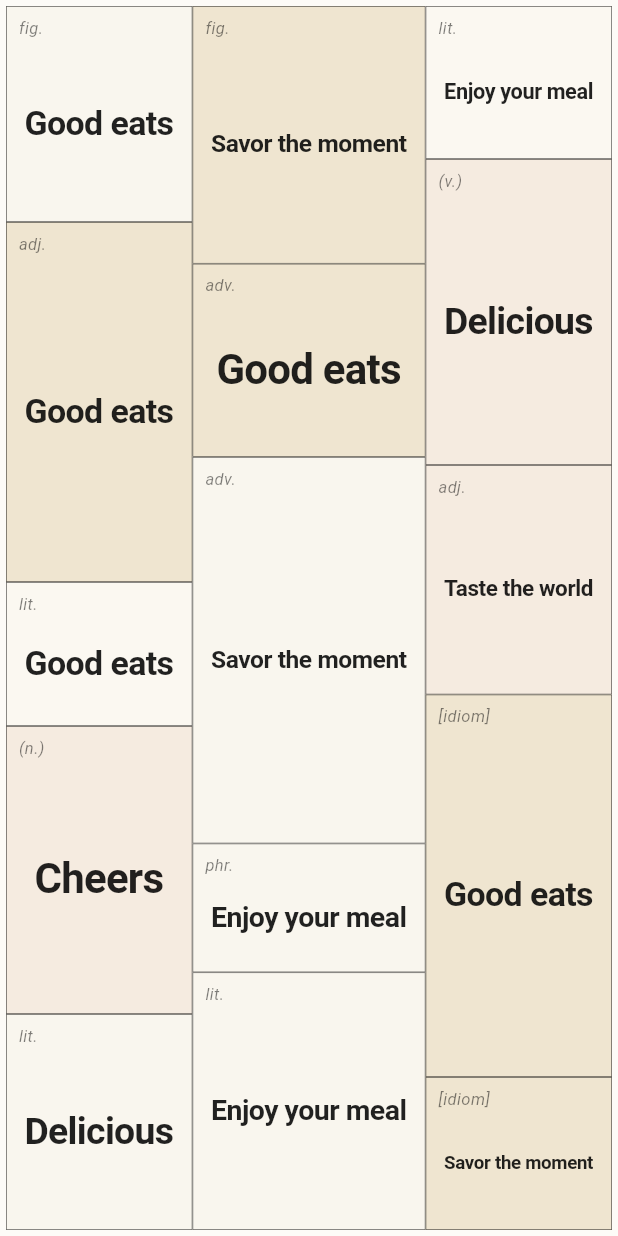
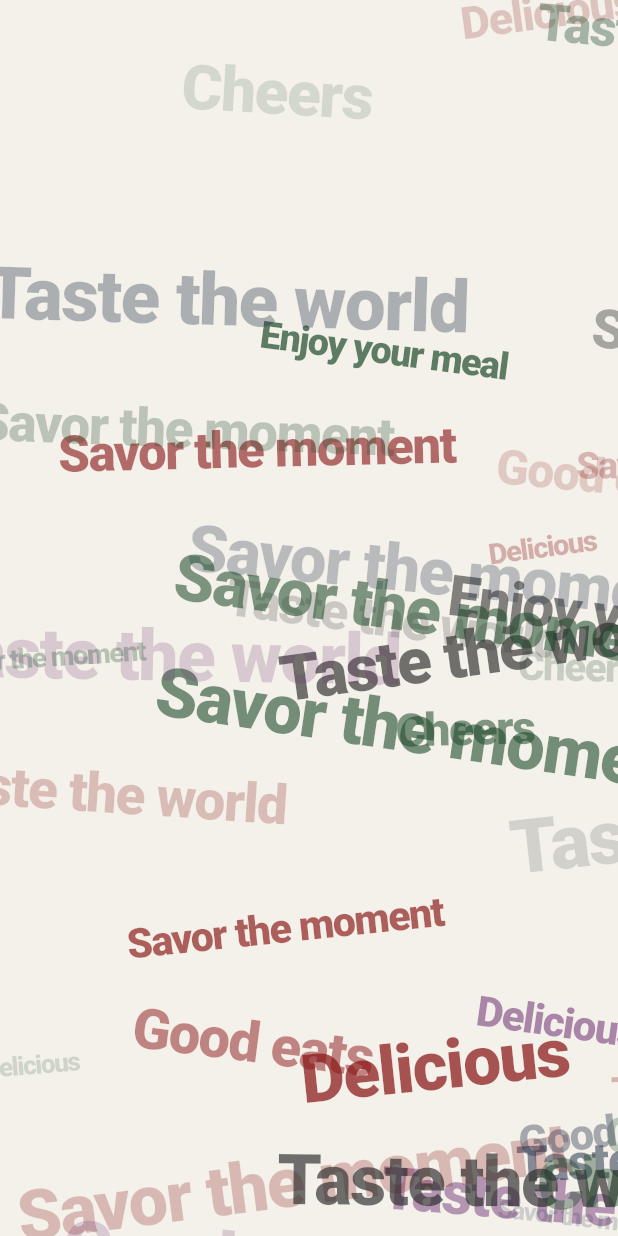
Before and after one commit to barbellappsnyc/nyc-eats-app, a Flutter app: the LanguageCollageBackground widget shown alone on an empty page, opened directly with empty values, on a phone screen of 412 x 824 dp. Run offline on Flutter 3.47's test engine with Material 3 defaults, Android fonts, the phone set to English and light mode, and no system bars; our stand-ins replace audioplayers, cached_network_image, connectivity_plus, flutter_map, geolocator, image_picker and 7 more; missing offline and left inert: flutter_map_marker_cluster, gal, purchases_flutter; accounts and stored records are empty; network calls fail; Roboto replaces fonts that are missing (Times New Roman); project files that could hold a hidden picture were left out.

Commit message:
feat: some bugs squashed

```diff
--- a/lib/widgets/backgrounds/language_collage_background.dart
+++ b/lib/widgets/backgrounds/language_collage_background.dart
@@ -2,11 +2,15 @@ import 'package:flutter/material.dart';
 import 'package:nyc_eats/config/cuisine_constants.dart';
 import 'dart:math';
 
-// 👈 CHANGED: Now a simple StatelessWidget!
 class LanguageCollageBackground extends StatelessWidget {
   final String cuisine;
-  final String currentFont; // 👈 NEW: Accepts the font from the parent screen
-  const LanguageCollageBackground({super.key, required this.cuisine, required this.currentFont});
+  final String currentFont;
+
+  const LanguageCollageBackground({
+    super.key,
+    required this.cuisine,
+    required this.currentFont,
+  });
 
   List<String> _getPhrases() {
     final String searchTarget = cuisine.toLowerCase();
@@ -21,80 +25,71 @@ class LanguageCollageBackground extends StatelessWidget {
   @override
   Widget build(BuildContext context) {
     final List<String> phrases = _getPhrases();
-    final Random rnd = Random(42);
 
-    final List<Color> paperColors = [
-      const Color(0xFFFBF8F1), const Color(0xFFF4ECD8), const Color(0xFFEFE5D0),
-      const Color(0xFFF9F6EE), const Color(0xFFF5EBE0),
+    // We seed the randomizer with the cuisine's name.
+    // This ensures the chaos looks completely organic, but doesn't frantically
+    // reshuffle every single time the user drags the passport card.
+    final Random rnd = Random(cuisine.hashCode);
+
+    // 🎨 The Passport Ink Palette
+    final List<Color> inkColors = [
+      const Color(0xFF1A2A42), // Faded Indigo / Customs Blue
+      const Color(0xFF8B1A1A), // Deep Crimson / Entry Stamp Red
+      const Color(0xFF1F4A2C), // Forest Green / Exit Stamp
+      const Color(0xFF2B2B2B), // Charcoal / Heavy Black Ink
+      const Color(0xFF6A2C70), // Faded Plum
     ];
 
-    final List<String> metaTags = [
-      '(n.)', '(v.)', 'adj.', 'adv.', 'expr.',
-      '[idiom]', 'fig.', 'lit.', '1.', '2.', 'phr.'
-    ];
+    return Container(
+      color: const Color(0xFFF4F1EA), // Textured cream passport paper
+      child: LayoutBuilder(
+        builder: (context, constraints) {
+          final List<Widget> stamps = [];
 
-    Widget buildDictionaryBlock(int flex) {
-      final String phrase = phrases[rnd.nextInt(phrases.length)];
-      final Color bgColor = paperColors[rnd.nextInt(paperColors.length)];
-      final String metaTag = metaTags[rnd.nextInt(metaTags.length)];
+          // 🖨️ Fire 45 random stamps across the canvas
+          for (int i = 0; i < 45; i++) {
+            final String phrase = phrases[rnd.nextInt(phrases.length)];
+            final Color inkColor = inkColors[rnd.nextInt(inkColors.length)];
 
-      return Expanded(
-        flex: flex,
-        child: Container(
-          width: double.infinity,
-          decoration: BoxDecoration(
-            color: bgColor,
-            border: Border.all(color: Colors.black.withOpacity(0.6), width: 0.5),
-          ),
-          child: Stack(
-            children: [
+            // Randomize the aesthetic of the stamp
+            final double fontSize = rnd.nextDouble() * 36 + 16; // Sizes from 16 to 52
+            final double opacity = rnd.nextDouble() * 0.6 + 0.15; // Opacity from 15% (faded) to 75% (fresh)
+            final double angle = (rnd.nextDouble() * 0.3) - 0.15; // Slight tilt between -8.5 and +8.5 degrees
+
+            // Randomize the coordinates (allowing them to bleed off the edges of the screen)
+            final double leftPos = rnd.nextDouble() * (constraints.maxWidth + 100) - 50;
+            final double topPos = rnd.nextDouble() * (constraints.maxHeight + 100) - 50;
+
+            stamps.add(
               Positioned(
-                top: 6, left: 8,
-                child: Text(
-                  metaTag,
-                  style: TextStyle(fontFamily: 'Times New Roman', fontSize: 11, fontStyle: FontStyle.italic, color: Colors.black.withOpacity(0.5)),
-                ),
-              ),
-              Padding(
-                padding: const EdgeInsets.only(top: 24, bottom: 12, left: 12, right: 12),
-                child: Center(
-                  child: FittedBox(
-                    fit: BoxFit.scaleDown,
+                left: leftPos,
+                top: topPos,
+                child: Transform.rotate(
+                  angle: angle,
+                  child: Opacity(
+                    opacity: opacity,
                     child: Text(
                       phrase,
-                      textAlign: TextAlign.center,
                       style: TextStyle(
-                        fontFamily: currentFont, // 👈 Uses the passed-in font
-                        fontSize: 28,
-                        fontWeight: FontWeight.w600,
-                        color: Colors.black87,
-                        height: 1.1,
-                        letterSpacing: -0.5,
+                        fontFamily: currentFont, // Keeps your aesthetic font
+                        fontSize: fontSize,
+                        fontWeight: FontWeight.w900, // Heavy weight to mimic thick rubber stamps
+                        color: inkColor,
+                        letterSpacing: -1.0, // Tightly tracked for that physical stamp feel
                       ),
                     ),
                   ),
                 ),
               ),
-            ],
-          ),
-        ),
-      );
-    }
+            );
+          }
 
-    // 👈 CHANGED: Removed the Stack and Button. Just returns the pure grid!
-    return Container(
-      color: const Color(0xFFFDFBF7),
-      padding: const EdgeInsets.all(4.0),
-      child: SafeArea(
-        top: false, bottom: false,
-        child: Row(
-          crossAxisAlignment: CrossAxisAlignment.stretch,
-          children: [
-            Expanded(flex: 4, child: Column(children: [buildDictionaryBlock(3), buildDictionaryBlock(5), buildDictionaryBlock(2), buildDictionaryBlock(4), buildDictionaryBlock(3)])),
-            Expanded(flex: 5, child: Column(children: [buildDictionaryBlock(4), buildDictionaryBlock(3), buildDictionaryBlock(6), buildDictionaryBlock(2), buildDictionaryBlock(4)])),
-            Expanded(flex: 4, child: Column(children: [buildDictionaryBlock(2), buildDictionaryBlock(4), buildDictionaryBlock(3), buildDictionaryBlock(5), buildDictionaryBlock(2)])),
-          ],
-        ),
+          // Return the chaotic stack of text
+          return Stack(
+            clipBehavior: Clip.none,
+            children: stamps,
+          );
+        },
       ),
     );
   }
```
Also changed, not shown: lib/screens/passport_detail_screen.dart (+75 -81 lines).
